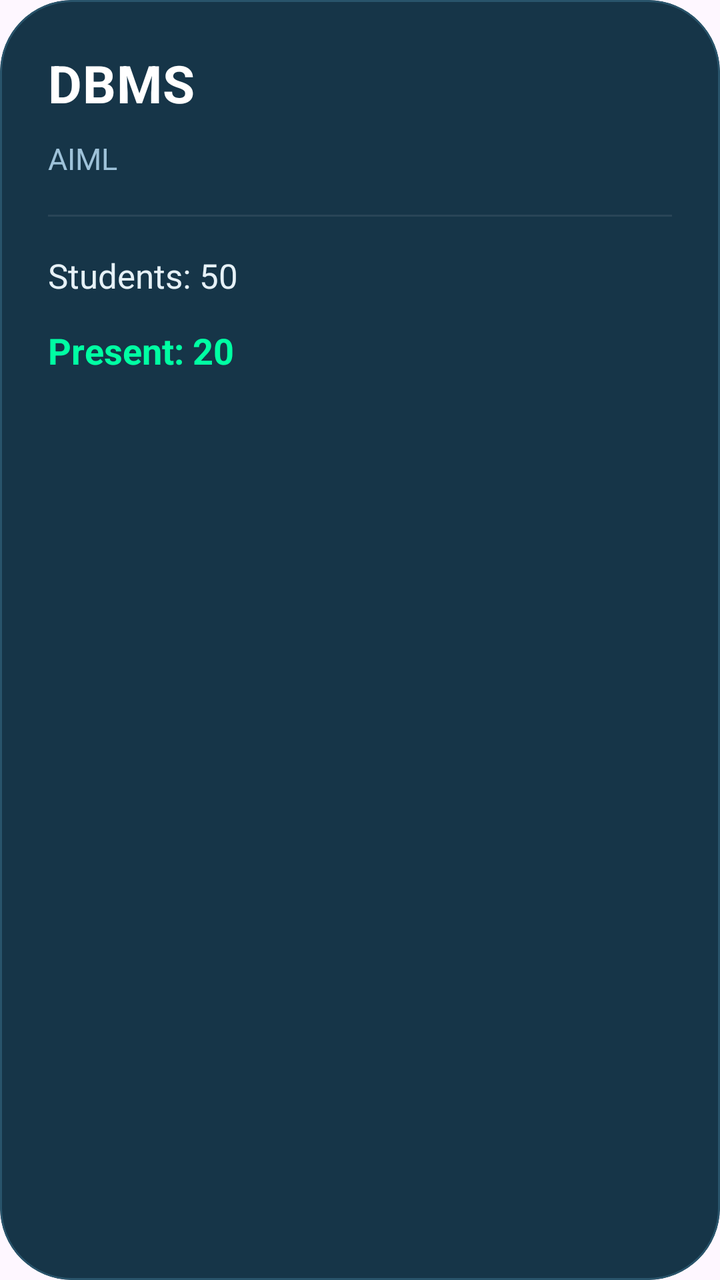
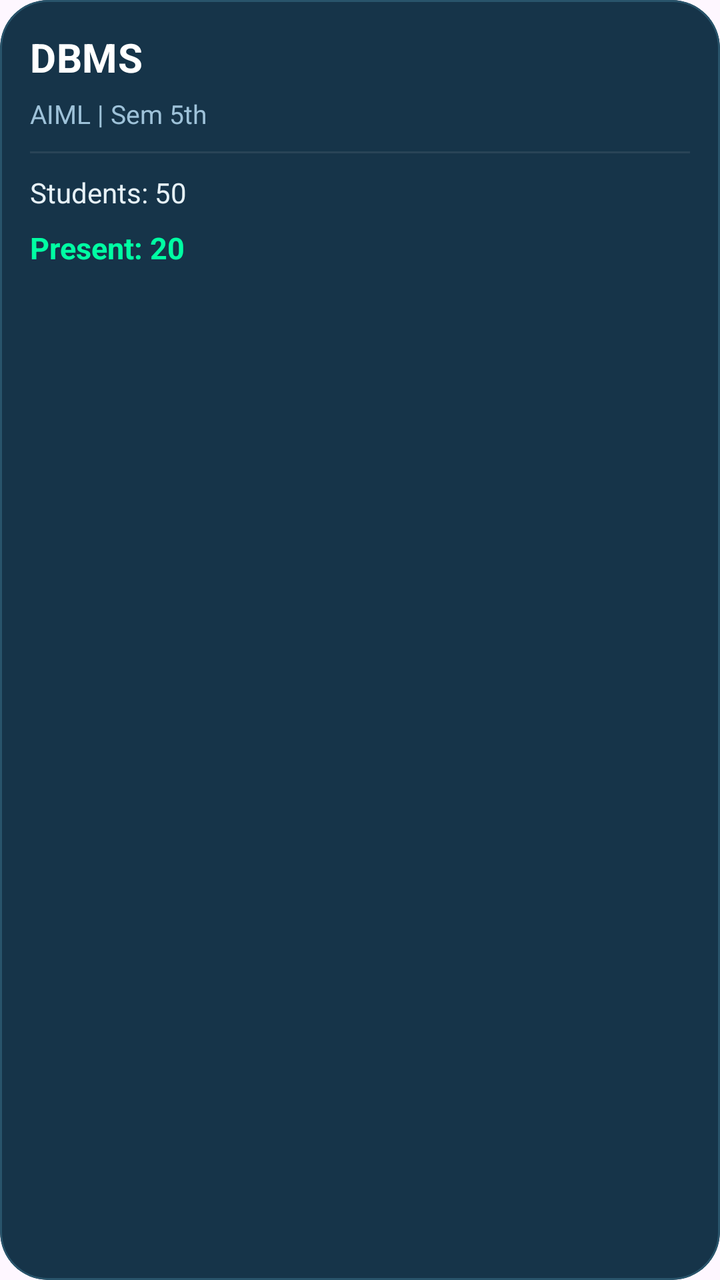

An Android layout rendered at two revisions. The XML below is the earlier revision; the diff shows what the commit changed to produce the second picture.
<!-- AndroidManifest.xml: application theme Theme.AttendancePRO -->
<!-- res/layout/item_class.xml -->
<?xml version="1.0" encoding="utf-8"?>
<com.google.android.material.card.MaterialCardView
    xmlns:android="http://schemas.android.com/apk/res/android"
    xmlns:app="http://schemas.android.com/apk/res-auto"

    android:layout_width="245dp"
    android:layout_height="wrap_content"

    android:layout_marginEnd="18dp"
    android:layout_marginTop="8dp"
    android:layout_marginBottom="8dp"

    android:backgroundTint="#163548"

    app:cardCornerRadius="36dp"
    app:cardElevation="0dp"
    app:strokeWidth="1dp"
    app:strokeColor="#29546B">

    <LinearLayout
        android:layout_width="match_parent"
        android:layout_height="wrap_content"

        android:orientation="vertical"

        android:paddingStart="24dp"
        android:paddingTop="24dp"
        android:paddingEnd="24dp"
        android:paddingBottom="24dp">

        
        <TextView
            android:id="@+id/tvClassName"

            android:layout_width="wrap_content"
            android:layout_height="wrap_content"

            android:text="DBMS"

            android:textColor="#FFFFFF"

            android:textSize="26sp"

            android:textStyle="bold"

            android:letterSpacing="0.01"/>

        
        <TextView
            android:id="@+id/tvDepartment"

            android:layout_width="wrap_content"
            android:layout_height="wrap_content"

            android:text="AIML"

            android:textColor="#9EC2D9"

            android:textSize="15sp"

            android:layout_marginTop="10dp"/>

        
        <View
            android:layout_width="match_parent"
            android:layout_height="1dp"
            android:layout_marginTop="18dp"
            android:layout_marginBottom="18dp"
            android:alpha="0.08"
            android:background="#FFFFFF"/>

        
        <TextView
            android:id="@+id/tvStudents"

            android:layout_width="wrap_content"
            android:layout_height="wrap_content"

            android:text="Students: 50"

            android:textColor="#E6F1F7"

            android:textSize="17sp"/>

        
        <TextView
            android:id="@+id/tvPresent"

            android:layout_width="wrap_content"
            android:layout_height="wrap_content"

            android:text="Present: 20"

            android:textColor="#00FFA3"

            android:textStyle="bold"

            android:textSize="18sp"

            android:layout_marginTop="14dp"/>

    </LinearLayout>

</com.google.android.material.card.MaterialCardView>
<!-- resources referenced by this layout -->
<resources>
  <style name="Theme.AttendancePRO" parent="Base.Theme.AttendancePRO" />
  <style name="Base.Theme.AttendancePRO" parent="Theme.Material3.DayNight.NoActionBar">
  
          
          <item name="android:statusBarColor">@android:color/transparent</item>
          <item name="android:windowLightStatusBar">false</item>
  
      </style>
</resources>

<!-- the commit's change to res/layout/item_class.xml (unified diff, before → after) -->
@@ -3,16 +3,13 @@
     xmlns:android="http://schemas.android.com/apk/res/android"
     xmlns:app="http://schemas.android.com/apk/res-auto"
 
-    android:layout_width="245dp"
+    android:layout_width="175dp"
     android:layout_height="wrap_content"
 
-    android:layout_marginEnd="18dp"
-    android:layout_marginTop="8dp"
-    android:layout_marginBottom="8dp"
+    android:layout_marginEnd="10dp"
 
-    android:backgroundTint="#163548"
-
-    app:cardCornerRadius="36dp"
+    app:cardBackgroundColor="#163449"
+    app:cardCornerRadius="24dp"
     app:cardElevation="0dp"
     app:strokeWidth="1dp"
     app:strokeColor="#29546B">
@@ -23,10 +20,7 @@
 
         android:orientation="vertical"
 
-        android:paddingStart="24dp"
-        android:paddingTop="24dp"
-        android:paddingEnd="24dp"
-        android:paddingBottom="24dp">
+        android:padding="15dp">
 
         
         <TextView
@@ -39,7 +33,7 @@
 
             android:textColor="#FFFFFF"
 
-            android:textSize="26sp"
+            android:textSize="20sp"
 
             android:textStyle="bold"
 
@@ -52,21 +46,24 @@
             android:layout_width="wrap_content"
             android:layout_height="wrap_content"
 
-            android:text="AIML"
+            android:text="AIML | Sem 5th"
 
             android:textColor="#9EC2D9"
 
-            android:textSize="15sp"
+            android:textSize="13sp"
 
-            android:layout_marginTop="10dp"/>
+            android:layout_marginTop="6dp"/>
 
         
         <View
             android:layout_width="match_parent"
             android:layout_height="1dp"
-            android:layout_marginTop="18dp"
-            android:layout_marginBottom="18dp"
+
+            android:layout_marginTop="10dp"
+            android:layout_marginBottom="10dp"
+
             android:alpha="0.08"
+
             android:background="#FFFFFF"/>
 
         
@@ -80,14 +77,14 @@
 
             android:textColor="#E6F1F7"
 
-            android:textSize="17sp"/>
+            android:textSize="14sp"/>
 
         
         <TextView
             android:id="@+id/tvPresent"
 
             android:layout_width="wrap_content"
-            android:layout_height="wrap_content"
+            android:layout_height="20dp"
 
             android:text="Present: 20"
 
@@ -95,9 +92,9 @@
 
             android:textStyle="bold"
 
-            android:textSize="18sp"
+            android:textSize="15sp"
 
-            android:layout_marginTop="14dp"/>
+            android:layout_marginTop="8dp"/>
 
     </LinearLayout>
 
